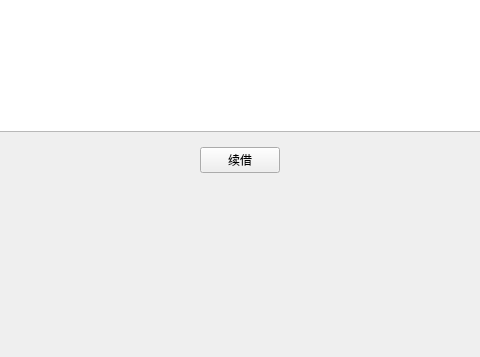
xuanlog/LibraryManager, file LibraryManager/personalcenter.ui: the form before one commit; both pictures show x 100 to 580 and y 101 to 458 of the 680 by 458 pixel window.
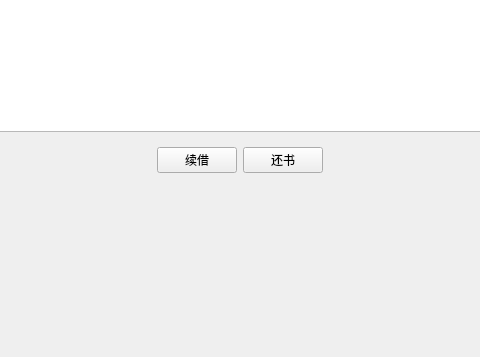
The form after the commit. Custom widgets are drawn as their Qt base class.

```diff
--- a/LibraryManager/personalcenter.ui
+++ b/LibraryManager/personalcenter.ui
@@ -60,6 +60,13 @@
         </property>
        </widget>
       </item>
+      <item>
+       <widget class="QPushButton" name="returnButton">
+        <property name="text">
+         <string>还书</string>
+        </property>
+       </widget>
+      </item>
       <item>
        <spacer name="horizontalSpacer_2">
         <property name="orientation">
```
